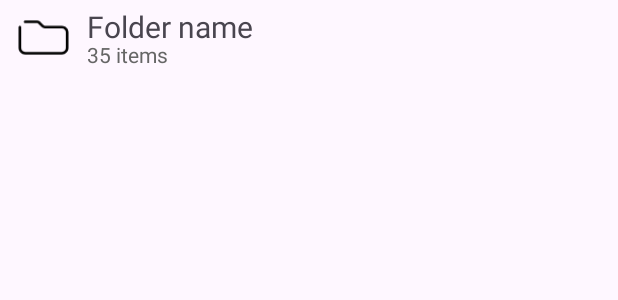
After one commit to Bardock88/Sigma-File-Manager-Views, an Android app: the layout folder_tile.xml on its own in the app's theme, with its tools: preview values and no code run, on a phone screen of 412 x 824 dp. The commit adds this screen. Shown: the top 300 px of the screen. Run offline under Robolectric (Android 15) with nearby library versions, the phone set to English and light mode, and no system bars.

Commit message:
Added folder_tile view, created attributes for it and switched to viewbinding

```diff
--- a/app/build.gradle.kts
+++ b/app/build.gradle.kts
@@ -33,6 +33,9 @@ android {
     kotlinOptions {
         jvmTarget = "11"
     }
+    buildFeatures {
+        viewBinding = true
+    }
 }
 
 dependencies {
--- /dev/null
+++ b/app/src/main/res/drawable-night/folder.xml
@@ -0,0 +1,5 @@
+<vector xmlns:android="http://schemas.android.com/apk/res/android" android:height="50dp" android:viewportHeight="24" android:viewportWidth="24" android:width="50dp">
+
+    <path android:fillColor="@color/white" android:fillType="evenOdd" android:pathData="M3.5,8L3.5,16C3.5,16.828 4.172,17.5 5,17.5L19,17.5C19.828,17.5 20.5,16.828 20.5,16L20.5,10C20.5,9.172 19.828,8.5 19,8.5L12.414,8.5C12.016,8.5 11.635,8.342 11.354,8.061L9.939,6.646C9.846,6.553 9.718,6.5 9.586,6.5L5,6.5C4.724,6.5 4.5,6.276 4.5,6C4.5,5.724 4.724,5.5 5,5.5L9.586,5.5C9.984,5.5 10.365,5.658 10.646,5.939L12.061,7.354C12.154,7.447 12.282,7.5 12.414,7.5L19,7.5C20.381,7.5 21.5,8.619 21.5,10L21.5,16C21.5,17.381 20.381,18.5 19,18.5L5,18.5C3.619,18.5 2.5,17.381 2.5,16L2.5,8C2.5,7.724 2.724,7.5 3,7.5C3.276,7.5 3.5,7.724 3.5,8Z"/>
+
+</vector>
--- /dev/null
+++ b/app/src/main/res/drawable/folder.xml
@@ -0,0 +1,5 @@
+<vector xmlns:android="http://schemas.android.com/apk/res/android" android:height="50dp" android:viewportHeight="24" android:viewportWidth="24" android:width="50dp">
+
+    <path android:fillColor="@color/black" android:fillType="evenOdd" android:pathData="M3.5,8L3.5,16C3.5,16.828 4.172,17.5 5,17.5L19,17.5C19.828,17.5 20.5,16.828 20.5,16L20.5,10C20.5,9.172 19.828,8.5 19,8.5L12.414,8.5C12.016,8.5 11.635,8.342 11.354,8.061L9.939,6.646C9.846,6.553 9.718,6.5 9.586,6.5L5,6.5C4.724,6.5 4.5,6.276 4.5,6C4.5,5.724 4.724,5.5 5,5.5L9.586,5.5C9.984,5.5 10.365,5.658 10.646,5.939L12.061,7.354C12.154,7.447 12.282,7.5 12.414,7.5L19,7.5C20.381,7.5 21.5,8.619 21.5,10L21.5,16C21.5,17.381 20.381,18.5 19,18.5L5,18.5C3.619,18.5 2.5,17.381 2.5,16L2.5,8C2.5,7.724 2.724,7.5 3,7.5C3.276,7.5 3.5,7.724 3.5,8Z"/>
+
+</vector>
--- a/app/src/main/res/layout/activity_main.xml
+++ b/app/src/main/res/layout/activity_main.xml
@@ -16,4 +16,5 @@
         app:layout_constraintStart_toStartOf="parent"
         app:layout_constraintTop_toTopOf="parent" />
 
+
 </androidx.constraintlayout.widget.ConstraintLayout>
--- /dev/null
+++ b/app/src/main/res/layout/folder_tile.xml
@@ -0,0 +1,41 @@
+<?xml version="1.0" encoding="utf-8"?>
+<androidx.constraintlayout.widget.ConstraintLayout xmlns:android="http://schemas.android.com/apk/res/android"
+    android:layout_width="match_parent"
+    android:layout_height="50dp"
+    xmlns:app="http://schemas.android.com/apk/res-auto"
+    xmlns:tools="http://schemas.android.com/tools">
+    <ImageView
+        android:id="@+id/folder_tile_iv"
+        android:layout_width="wrap_content"
+        android:layout_height="wrap_content"
+        android:src="@drawable/folder"
+        app:layout_constraintTop_toTopOf="parent"
+        app:layout_constraintBottom_toBottomOf="parent"
+        app:layout_constraintStart_toStartOf="parent"
+        android:padding="4dp"
+        android:contentDescription="@string/folder_icon"
+        />
+    <TextView
+        android:id="@+id/folder_tile_title_tv"
+        android:layout_width="wrap_content"
+        android:layout_height="wrap_content"
+        app:layout_constraintTop_toTopOf="@id/folder_tile_iv"
+        android:paddingTop="4dp"
+        app:layout_constraintStart_toEndOf="@id/folder_tile_iv"
+        tools:text="Folder name"
+        android:textSize="20sp"
+        />
+    <TextView
+        android:id="@+id/folder_item_count_tv"
+        android:layout_width="wrap_content"
+        android:layout_height="wrap_content"
+        tools:text="35 items"
+        android:paddingBottom="4dp"
+        android:textColor="@color/gray"
+        app:layout_constraintStart_toEndOf="@id/folder_tile_iv"
+        app:layout_constraintBottom_toBottomOf="@id/folder_tile_iv"/>
+
+
+
+
+</androidx.constraintlayout.widget.ConstraintLayout>
--- a/app/src/main/res/values/colors.xml
+++ b/app/src/main/res/values/colors.xml
@@ -2,4 +2,5 @@
 <resources>
     <color name="black">#FF000000</color>
     <color name="white">#FFFFFFFF</color>
+    <color name="gray">#FF666666</color>
 </resources>
--- a/app/src/main/res/values/strings.xml
+++ b/app/src/main/res/values/strings.xml
@@ -1,3 +1,4 @@
 <resources>
     <string name="app_name">Sigma File Manager</string>
+    <string name="folder_icon">Folder</string>
 </resources>
```
Also changed, not shown: app/src/main/java/me/safarov399/sigmafilemanagerviews/MainActivity.kt (+10 -1 lines), app/src/main/java/me/safarov399/sigmafilemanagerviews/custom_views/FolderTile.kt (added, +23 -0 lines), app/src/main/res/values/attrs.xml (added, +8 -0 lines).
